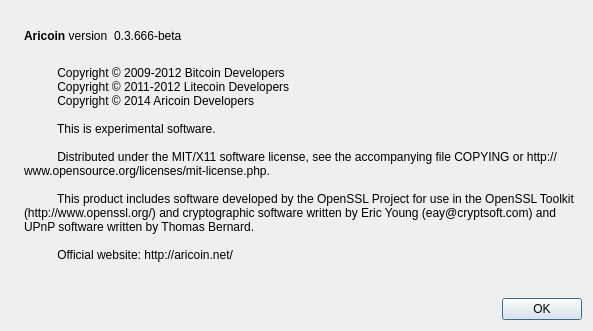
Qt form src/qt/forms/aboutdialog.ui (w1z/Aricoin) before a commit.
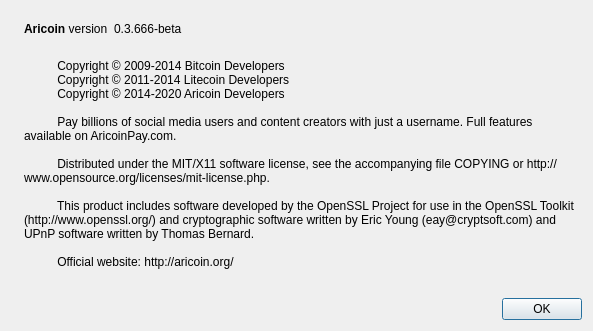
The same form after that commit. Icons and pictures are not drawn.

What changed in the file:
```diff
--- a/src/qt/forms/aboutdialog.ui
+++ b/src/qt/forms/aboutdialog.ui
@@ -95,17 +95,17 @@
        </property>
        <property name="text">
         <string>
-          Copyright © 2009-2012 Bitcoin Developers
-          Copyright © 2011-2012 Litecoin Developers
-          Copyright © 2014 Aricoin Developers
+          Copyright © 2009-2014 Bitcoin Developers
+          Copyright © 2011-2014 Litecoin Developers
+          Copyright © 2014-2020 Aricoin Developers
 
-          This is experimental software.
+          Pay billions of social media users and content creators with just a username. Full features available on AricoinPay.com.
 
           Distributed under the MIT/X11 software license, see the accompanying file COPYING or http://www.opensource.org/licenses/mit-license.php.
 
           This product includes software developed by the OpenSSL Project for use in the OpenSSL Toolkit (http://www.openssl.org/) and cryptographic software written by Eric Young (eay@cryptsoft.com) and UPnP software written by Thomas Bernard.
 
-          Official website: http://aricoin.net/
+          Official website: http://aricoin.org/
         </string>
        </property>
        <property name="wordWrap">
```
